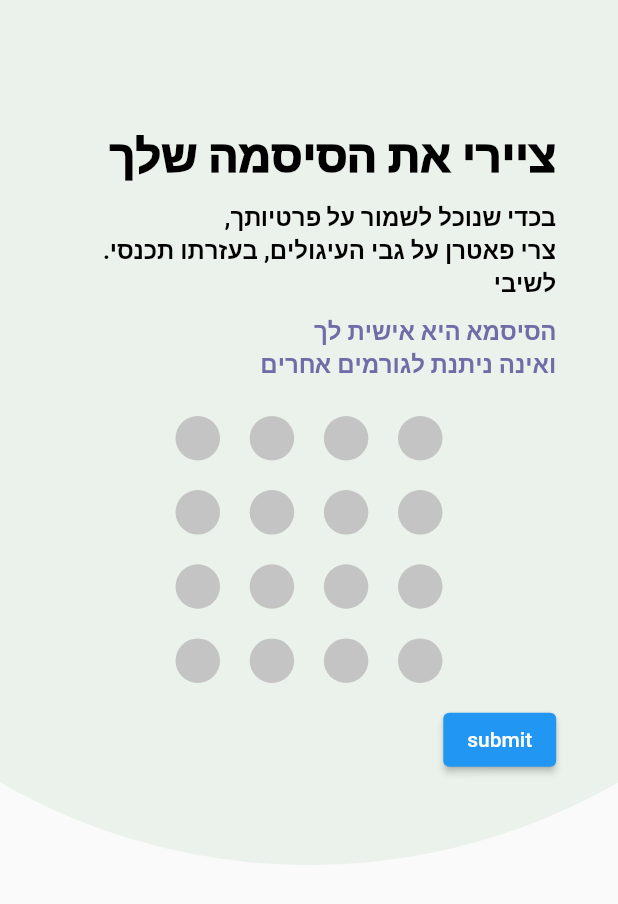
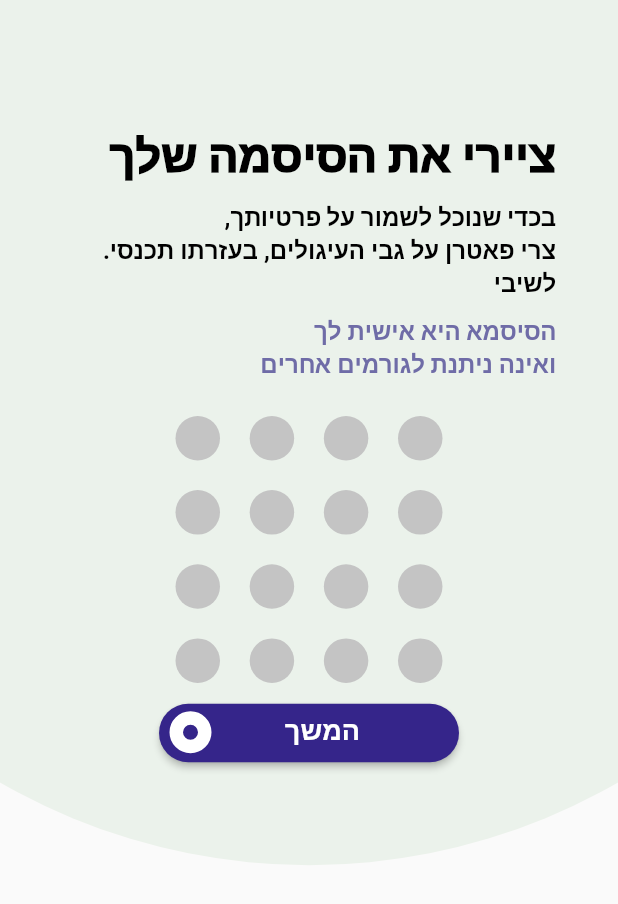
Before and after one commit to Magnido9/shibi_app, a Flutter app: the screen it shows after launch, on a phone screen of 412 x 824 dp. Shown: the top 904 px of the screen. Run offline on Flutter 3.47's test engine with Material 2 defaults, Android fonts, the phone set to English and light mode, and no system bars; our stand-ins replace cloud_firestore, firebase_auth, firebase_core, page_view_indicators, shared_preferences; missing offline and left inert: dart:ffi; accounts and stored records are empty; Roboto replaces fonts that are missing (Assistant); project files that could hold a hidden picture were left out.

Commit message:
תיקנתי את העיצוב הגרוע של אלון

```diff
--- a/lib/screens/login/password.dart
+++ b/lib/screens/login/password.dart
@@ -114,7 +114,51 @@ class _MyHomePageState extends State<PasswordPage> {
                   );
                 },
               ),
-              button,
+              Center(child:Stack(children:[
+                Container(width:200,
+                    height: 39,
+
+                    child:MaterialButton(
+                        onPressed: (){
+                          if(widget.first){_submit();}
+                        else{_continue();}
+                          }
+                        ,
+
+                        minWidth: 200,
+                        height: 39,
+                        shape:RoundedRectangleBorder( borderRadius: BorderRadius.circular(36) ),
+                        color: Color(0xff35258a),
+                        child: Stack(children:<Widget>[
+
+                          Positioned(
+                            top:5,
+                            right: 50,
+                            child: Text(
+                              "המשך",
+                              textAlign: TextAlign.left,
+                              style: TextStyle(
+                                color: Colors.white,
+                                fontSize: 18,
+                                fontFamily: "Assistant",
+                                fontWeight: FontWeight.w700,
+                              ),
+                            ),
+                          )
+                        ]
+                        )
+                    )
+                ),
+                Positioned(
+                    top:5,
+                    right:165,
+                    child: Container(
+                        width: 28,
+                        height: 28,
+                        decoration: BoxDecoration(
+                          borderRadius: BorderRadius.circular(36),
+                          border: Border.all(color: Colors.white, width: 9 ),
+                        ))),])),
             ],
           )
     ))],
```
